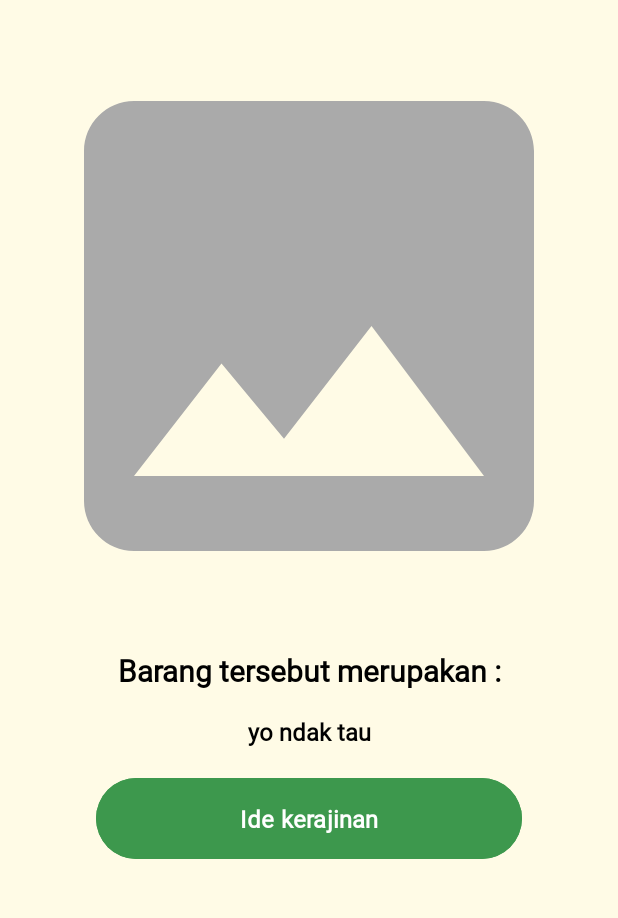
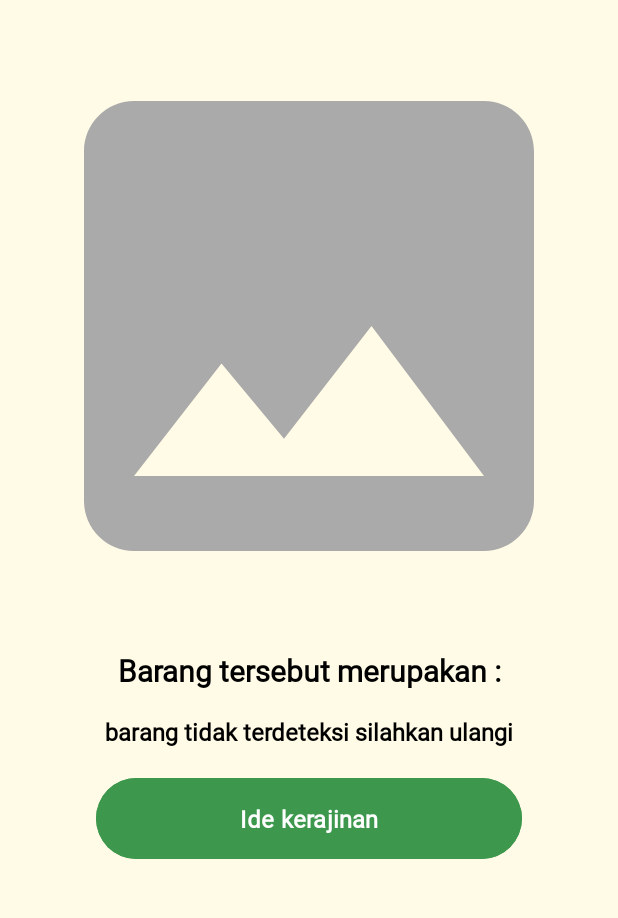
Before and after one commit to capstonec242ps168/Mobile-Dev-App, an Android app: the fragment ResultFragment placed in its activity, on a phone screen of 412 x 824 dp, the part 70-988 px from its top. Run offline under Robolectric (Android 15) with nearby library versions, the phone set to English and light mode, and no system bars; pictures from the network do not load.

Commit message:
predict display bug

```diff
--- a/app/src/main/java/com/valdo/refind/ui/ResultFragment.kt
+++ b/app/src/main/java/com/valdo/refind/ui/ResultFragment.kt
@@ -45,14 +45,14 @@ class ResultFragment : Fragment() {
             "paper" -> getString(R.string.paper)
             "cardboard" -> getString(R.string.cardboard)
             "clothes" -> getString(R.string.clothe)
-            "shoe" -> getString(R.string.shoe)
+            "shoes" -> getString(R.string.shoe)
             "white-glass" -> getString(R.string.glass)
             "green-glass" -> getString(R.string.glass)
             "brown-glass" -> getString(R.string.glass)
             "biological" -> getString(R.string.biological)
             "battery"-> getString(R.string.battery)
             "trash"-> getString(R.string.trash)
-            else -> "yo ndak tau"
+            else -> "barang tidak terdeteksi silahkan ulangi"
         }
 
         resultText.text = displayText
```
